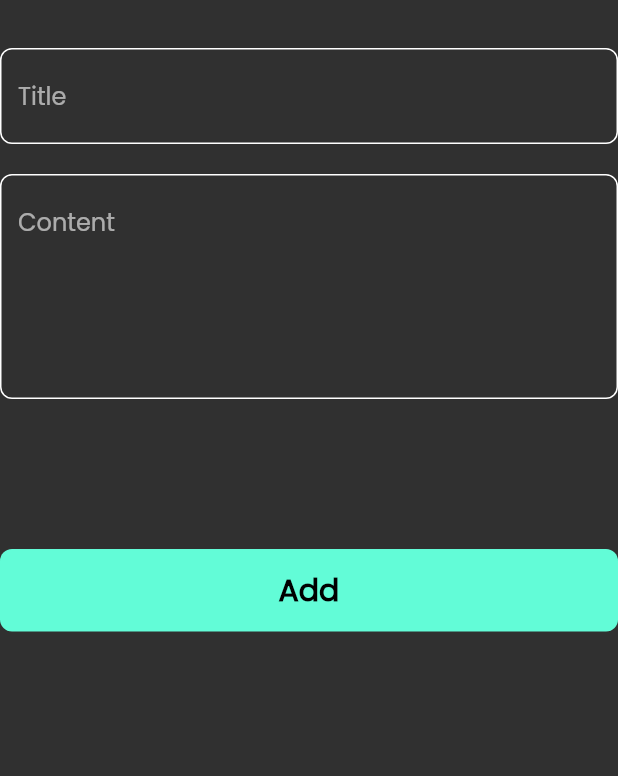
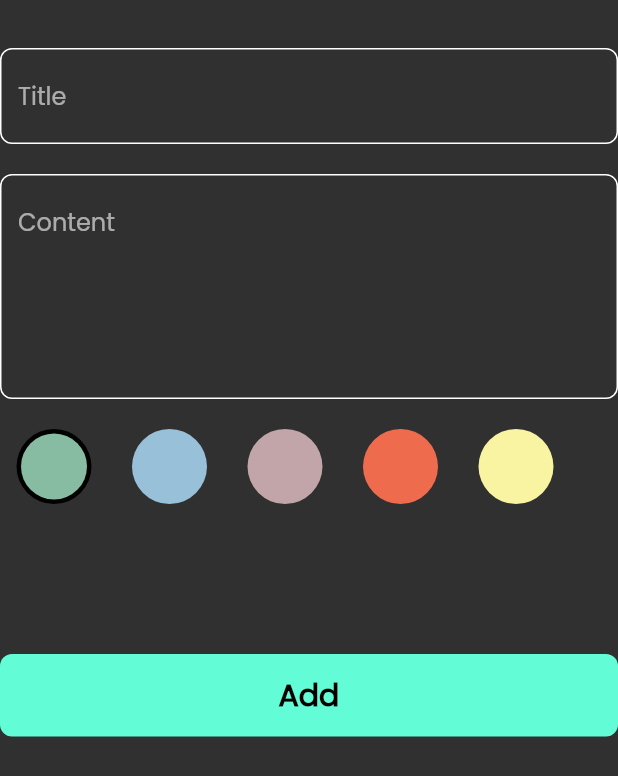
Before and after one commit to raghdaelsaid32/notes_app, a Flutter app: the AddNoteForm widget shown alone on an empty page, opened directly, on a phone screen of 412 x 824 dp. Shown: the top 776 px of the screen. Run offline on Flutter 3.47's test engine with Material 2 defaults, Android fonts, the phone set to English and light mode, and no system bars; our stand-ins replace bloc, flutter_bloc, font_awesome_flutter, hive, hive_flutter, modal_progress_hud_nsn; accounts and stored records are empty.

Commit message:
colors list view

```diff
--- a/lib/views/widgets/add_note_form.dart
+++ b/lib/views/widgets/add_note_form.dart
@@ -6,6 +6,7 @@ import 'package:notes_app/models/note_model.dart';
 
 import 'package:intl/intl.dart';
 
+import 'colors_list_view.dart';
 import 'custom_button.dart';
 import 'custom_textField.dart';
 
@@ -50,6 +51,7 @@ class _AddNoteFormState extends State<AddNoteForm> {
             hint: 'Content',
             maxLines: 5,
           ),
+         ColorsListView(),
           const SizedBox(
             height: 100,
           ),
--- /dev/null
+++ b/lib/views/widgets/colors_list_view.dart
@@ -0,0 +1,71 @@
+import 'package:flutter/cupertino.dart';
+import 'package:flutter/material.dart';
+
+class ColorItem extends StatelessWidget {
+  const ColorItem({super.key, required this.isActive, required this.color});
+  final bool isActive;
+  final Color color;
+
+  @override
+  Widget build(BuildContext context) {
+    return isActive
+        ? CircleAvatar(
+            radius: 28,
+            backgroundColor: Colors.black,
+            child: CircleAvatar(
+              radius: 22,
+              backgroundColor: color,
+            ),
+          )
+        : CircleAvatar(
+            radius: 28,
+            backgroundColor: color,
+          );
+  }
+}
+
+class ColorsListView extends StatefulWidget {
+  const ColorsListView({
+    super.key,
+  });
+
+  @override
+  State<ColorsListView> createState() => _ColorsListViewState();
+}
+
+int currentIndex = 0;
+List<Color> colors = const [
+  Color(0xff87BBA2),
+  Color(0xff98C1D9),
+  Color(0xffC1A5A9),
+  Color(0xffEE6C4D),
+  Color(0xffF8F4A2)
+];
+
+class _ColorsListViewState extends State<ColorsListView> {
+  @override
+  Widget build(BuildContext context) {
+    return SizedBox(
+      height: 70,
+      child: ListView.builder(
+        scrollDirection: Axis.horizontal,
+        itemCount: colors.length,
+        itemBuilder: (context, index) {
+          return Padding(
+            padding: const EdgeInsets.only(right: 13, left: 8, top: 20),
+            child: GestureDetector(
+              onTap: () {
+                currentIndex = index;
+                setState(() {});
+              },
+              child: ColorItem(
+                color: colors[index],
+                isActive: currentIndex == index,
+              ),
+            ),
+          );
+        },
+      ),
+    );
+  }
+}
```
